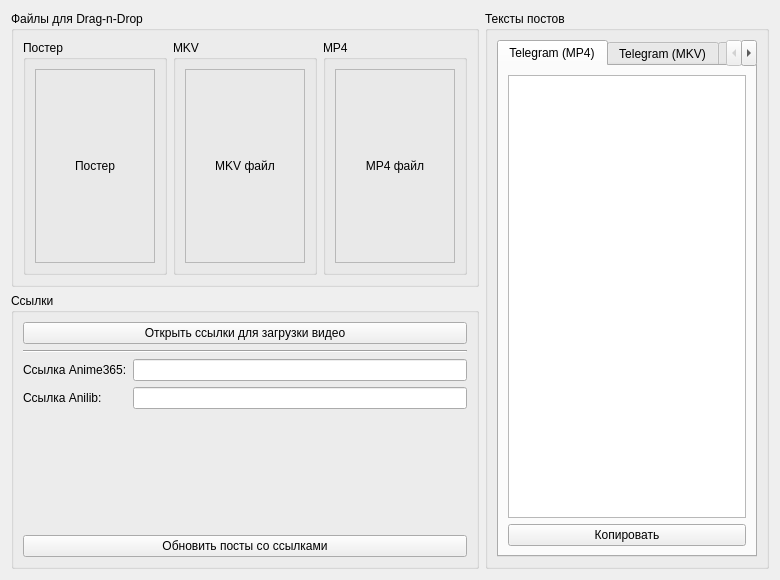
The window that publicationwidget.ui (IceHoles/DubbingTool) describes before a commit, drawn with Qt 5.
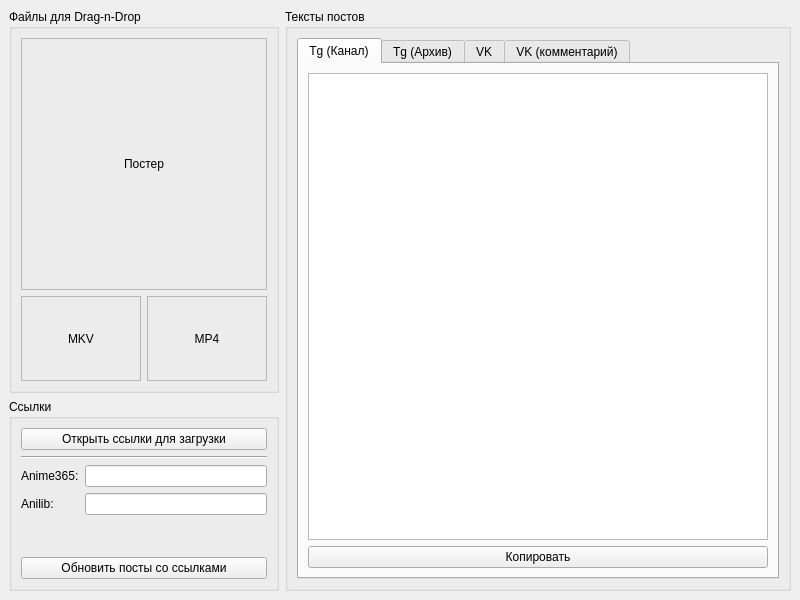
The same window after the commit. Custom widgets are drawn as their Qt base class.

What changed in the file:
```diff
--- a/publicationwidget.ui
+++ b/publicationwidget.ui
@@ -6,114 +6,24 @@
    <rect>
     <x>0</x>
     <y>0</y>
-    <width>780</width>
-    <height>580</height>
+    <width>800</width>
+    <height>600</height>
    </rect>
   </property>
-  <layout class="QGridLayout" name="gridLayout">
-   <item row="0" column="0">
-    <widget class="QGroupBox" name="groupBox_2">
-     <property name="title">
-      <string>Файлы для Drag-n-Drop</string>
-     </property>
-     <layout class="QHBoxLayout" name="horizontalLayout_2">
-      <item>
-       <widget class="QGroupBox" name="groupBox_4">
-        <property name="title">
-         <string>Постер</string>
-        </property>
-        <layout class="QVBoxLayout" name="verticalLayout_2">
-         <item>
-          <widget class="DraggableLabel" name="posterLabel">
-           <property name="minimumSize">
-            <size>
-             <width>120</width>
-             <height>180</height>
-            </size>
-           </property>
-           <property name="toolTip">
-            <string>Перетащите эту картинку в Telegram или VK</string>
-           </property>
-           <property name="frameShape">
-            <enum>QFrame::StyledPanel</enum>
-           </property>
-           <property name="text">
-            <string>Постер</string>
-           </property>
-           <property name="alignment">
-            <enum>Qt::AlignCenter</enum>
-           </property>
-          </widget>
-         </item>
-        </layout>
-       </widget>
-      </item>
-      <item>
-       <widget class="QGroupBox" name="groupBox_5">
-        <property name="title">
-         <string>MKV</string>
-        </property>
-        <layout class="QVBoxLayout" name="verticalLayout_3">
-         <item>
-          <widget class="DraggableLabel" name="mkvFileLabel">
-           <property name="minimumSize">
-            <size>
-             <width>120</width>
-             <height>180</height>
-            </size>
-           </property>
-           <property name="toolTip">
-            <string>Перетащите этот файл в Telegram для отправки MKV</string>
-           </property>
-           <property name="frameShape">
-            <enum>QFrame::StyledPanel</enum>
-           </property>
-           <property name="text">
-            <string>MKV файл</string>
-           </property>
-           <property name="alignment">
-            <enum>Qt::AlignCenter</enum>
-           </property>
-          </widget>
-         </item>
-        </layout>
-       </widget>
-      </item>
-      <item>
-       <widget class="QGroupBox" name="groupBox_6">
-        <property name="title">
-         <string>MP4</string>
-        </property>
-        <layout class="QVBoxLayout" name="verticalLayout_4">
-         <item>
-          <widget class="DraggableLabel" name="mp4FileLabel">
-           <property name="minimumSize">
-            <size>
-             <width>120</width>
-             <height>180</height>
-            </size>
-           </property>
-           <property name="toolTip">
-            <string>Перетащите этот файл на сайты для загрузки</string>
-           </property>
-           <property name="frameShape">
-            <enum>QFrame::StyledPanel</enum>
-           </property>
-           <property name="text">
-            <string>MP4 файл</string>
-           </property>
-           <property name="alignment">
-            <enum>Qt::AlignCenter</enum>
-           </property>
-          </widget>
-         </item>
-        </layout>
-       </widget>
-      </item>
-     </layout>
-    </widget>
-   </item>
-   <item row="0" column="1" rowspan="2">
+  <layout class="QGridLayout" name="gridLayout" columnstretch="1,3">
+   <property name="leftMargin">
+    <number>9</number>
+   </property>
+   <property name="topMargin">
+    <number>9</number>
+   </property>
+   <property name="rightMargin">
+    <number>9</number>
+   </property>
+   <property name="bottomMargin">
+    <number>9</number>
+   </property>
+   <item row="0" column="1">
     <widget class="QGroupBox" name="groupBox">
      <property name="title">
       <string>Тексты постов</string>
@@ -126,13 +36,17 @@
         </property>
         <widget class="QWidget" name="tab_tg_mp4">
          <attribute name="title">
-          <string>Telegram (MP4)</string>
+          <string>Tg (Канал)</string>
          </attribute>
-         <layout class="QGridLayout" name="gridLayout_2">
-          <item row="0" column="0">
-           <widget class="QTextEdit" name="tgMp4PostEdit"/>
+         <layout class="QVBoxLayout" name="verticalLayout_6">
+          <item>
+           <widget class="QTextEdit" name="tgMp4PostEdit">
+            <property name="readOnly">
+             <bool>true</bool>
+            </property>
+           </widget>
           </item>
-          <item row="1" column="0">
+          <item>
            <widget class="QPushButton" name="copyTgMp4Button">
             <property name="text">
              <string>Копировать</string>
@@ -143,7 +57,7 @@
         </widget>
         <widget class="QWidget" name="tab_tg_mkv">
          <attribute name="title">
-          <string>Telegram (MKV)</string>
+          <string>Tg (Архив)</string>
          </attribute>
          <layout class="QGridLayout" name="gridLayout_3">
           <item row="0" column="0">
@@ -197,7 +111,115 @@
      </layout>
     </widget>
    </item>
-   <item row="1" column="0">
+   <item row="0" column="0">
+    <layout class="QVBoxLayout" name="leftColumnLayout" stretch="2,1">
+     <item>
+      <widget class="QGroupBox" name="groupBox_2">
+       <property name="title">
+        <string>Файлы для Drag-n-Drop</string>
+       </property>
+       <layout class="QVBoxLayout" name="verticalLayout_2" stretch="5,1">
+        <item>
+         <widget class="DraggableLabel" name="posterLabel">
+          <property name="sizePolicy">
+           <sizepolicy hsizetype="Preferred" vsizetype="Preferred">
+            <horstretch>0</horstretch>
+            <verstretch>0</verstretch>
+           </sizepolicy>
+          </property>
+          <property name="minimumSize">
+           <size>
+            <width>120</width>
+            <height>180</height>
+           </size>
+          </property>
+          <property name="toolTip">
+           <string>Постер</string>
+          </property>
+          <property name="frameShape">
+           <enum>QFrame::Shape::StyledPanel</enum>
+          </property>
+          <property name="text">
+           <string>Постер</string>
+          </property>
+          <property name="alignment">
+           <set>Qt::AlignmentFlag::AlignCenter</set>
+          </property>
+         </widget>
+        </item>
+        <item>
+         <layout class="QHBoxLayout" name="horizontalLayout_3" stretch="0,0">
+          <property name="sizeConstraint">
+           <enum>QLayout::SizeConstraint::SetMinimumSize</enum>
+          </property>
+          <item>
+           <widget class="DraggableLabel" name="mkvFileLabel">
+            <property name="minimumSize">
+             <size>
+              <width>120</width>
+              <height>85</height>
+             </size>
+            </property>
+            <property name="maximumSize">
+             <size>
+              <width>120</width>
+              <height>85</height>
+             </size>
+            </property>
+            <property name="toolTip">
+             <string>MKV-файл</string>
+            </property>
+            <property name="frameShape">
+             <enum>QFrame::Shape::StyledPanel</enum>
+            </property>
+            <property name="text">
+             <string>MKV</string>
+            </property>
+            <property name="alignment">
+             <set>Qt::AlignmentFlag::AlignCenter</set>
+            </property>
+           </widget>
+          </item>
+          <item>
+           <widget class="DraggableLabel" name="mp4FileLabel">
+            <property name="sizePolicy">
+             <sizepolicy hsizetype="Minimum" vsizetype="Minimum">
+              <horstretch>0</horstretch>
+              <verstretch>0</verstretch>
+             </sizepolicy>
+            </property>
+            <property name="minimumSize">
+             <size>
+              <width>120</width>
+              <height>85</height>
+             </size>
+            </property>
+            <property name="maximumSize">
+             <size>
+              <width>120</width>
+              <height>85</height>
+             </size>
+            </property>
+            <property name="toolTip">
+             <string>MP4-файл</string>
+            </property>
+            <property name="frameShape">
+             <enum>QFrame::Shape::StyledPanel</enum>
+            </property>
+            <property name="text">
+             <string>MP4</string>
+            </property>
+            <property name="alignment">
+             <set>Qt::AlignmentFlag::AlignCenter</set>
+            </property>
+           </widget>
+          </item>
+         </layout>
+        </item>
+       </layout>
+      </widget>
+     </item>
+     <item>
     <widget class="QGroupBox" name="groupBox_3">
      <property name="title">
       <string>Ссылки</string>
@@ -206,7 +228,7 @@
       <item>
        <widget class="QPushButton" name="openUploadUrlsButton">
         <property name="text">
-         <string>Открыть ссылки для загрузки видео</string>
+           <string>Открыть ссылки для загрузки</string>
         </property>
        </widget>
       </item>
@@ -222,7 +244,7 @@
         <item row="0" column="0">
          <widget class="QLabel" name="label">
           <property name="text">
-           <string>Ссылка Anime365:</string>
+             <string>Anime365:</string>
           </property>
          </widget>
         </item>
@@ -232,7 +254,7 @@
         <item row="1" column="0">
          <widget class="QLabel" name="label_2">
           <property name="text">
-           <string>Ссылка Anilib:</string>
+             <string>Anilib:</string>
           </property>
          </widget>
         </item>
@@ -250,6 +272,8 @@
       </item>
      </layout>
     </widget>
+     </item>
+    </layout>
    </item>
   </layout>
  </widget>
```
Left out of the diff: 38 changed lines with no effect on the pictures. Lines whose indentation alone changed are shown as unchanged.
